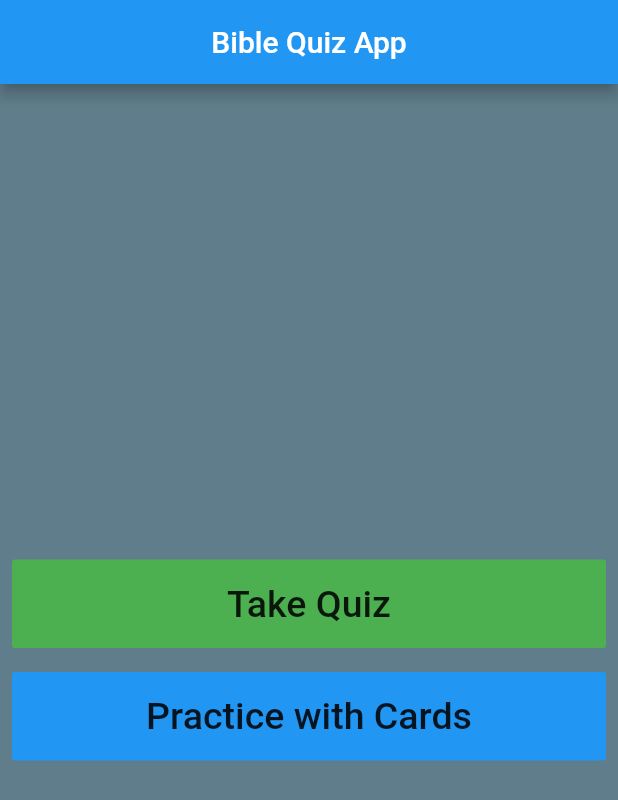
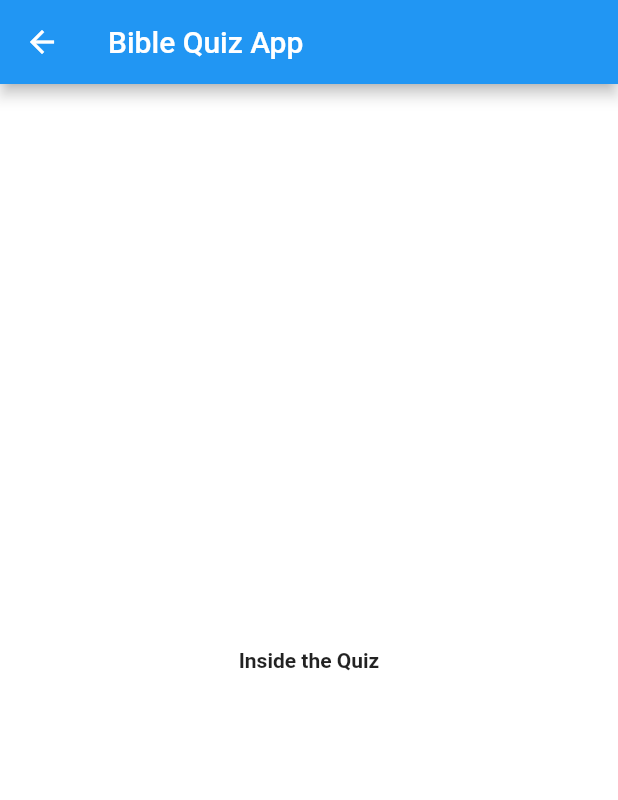
Before and after one commit to joesanthosh24/flutter_app, a Flutter app: the screen it shows after launch, after a tap on "Take Quiz", on a phone screen of 412 x 824 dp. Shown: the top 800 px of the screen. Run offline on Flutter 3.47's test engine with Material 2 defaults, Android fonts, the phone set to English and light mode, and no system bars.

Commit message:
Added QuizScreen and navigation to Quiz Screen. Made central theme for app in main.dart

```diff
--- /dev/null
+++ b/lib/QuizScreen.dart
@@ -0,0 +1,22 @@
+import 'package:flutter/material.dart';
+
+class QuizScreen extends StatefulWidget {
+  @override
+  _QuizScreenState createState() => _QuizScreenState();
+}
+
+class _QuizScreenState extends State<QuizScreen> {
+  @override
+  Widget build(BuildContext context) {
+    return Scaffold(
+      appBar: AppBar(
+        title: Text('Bible Quiz App'),
+      ),
+      body: Container(
+        child: Center(
+          child: Text('Inside the Quiz'),
+        ),
+      ),
+    );
+  }
+}
--- /dev/null
+++ b/lib/home_screen.dart
@@ -0,0 +1,55 @@
+import 'package:flutter/material.dart';
+
+class HomeScreen extends StatelessWidget {
+  Widget build(BuildContext context) {
+    return Scaffold(
+      appBar: AppBar(
+        title: Center(
+          child: Text('Bible Quiz App'),
+        ),
+      ),
+      body: Container(
+        child: Column(
+          crossAxisAlignment: CrossAxisAlignment.stretch,
+          mainAxisAlignment: MainAxisAlignment.center,
+          children: <Widget>[
+            Padding(
+              padding: const EdgeInsets.all(8.0),
+              child: FlatButton(
+                child: Padding(
+                  padding: const EdgeInsets.symmetric(vertical: 15.0),
+                  child: Text(
+                    'Take Quiz',
+                    style: TextStyle(
+                      fontSize: 25,
+                    ),
+                  ),
+                ),
+                onPressed: () {
+                  Navigator.pushNamed(context, '/quiz');
+                },
+                color: Colors.green,
+              ),
+            ),
+            Padding(
+              padding: const EdgeInsets.all(8.0),
+              child: FlatButton(
+                color: Colors.blue,
+                onPressed: () {
+                  print('Clicked Practice button');
+                },
+                child: Padding(
+                  padding: const EdgeInsets.symmetric(vertical: 15.0),
+                  child: Text(
+                    'Practice with Cards',
+                    style: TextStyle(fontSize: 25),
+                  ),
+                ),
+              ),
+            ),
+          ],
+        ),
+      ),
+    );
+  }
+}
--- a/lib/main.dart
+++ b/lib/main.dart
@@ -1,4 +1,6 @@
 import 'package:flutter/material.dart';
+import 'home_screen.dart';
+import 'QuizScreen.dart';
 
 void main() {
   runApp(MyApp());
@@ -7,57 +9,21 @@ void main() {
 class MyApp extends StatelessWidget {
   Widget build(BuildContext context) {
     return MaterialApp(
-      home: Scaffold(
-        appBar: AppBar(
-          backgroundColor: Colors.blue,
-          title: Center(
-            child: Text('Bible Quiz App'),
-          ),
-        ),
-        body: Container(
-          color: Colors.blueGrey,
-          child: Column(
-            crossAxisAlignment: CrossAxisAlignment.stretch,
-            mainAxisAlignment: MainAxisAlignment.center,
-            children: <Widget>[
-              Padding(
-                padding: const EdgeInsets.all(8.0),
-                child: FlatButton(
-                  child: Padding(
-                    padding: const EdgeInsets.symmetric(vertical: 15.0),
-                    child: Text(
-                      'Take Quiz',
-                      style: TextStyle(
-                        fontSize: 25,
-                      ),
-                    ),
-                  ),
-                  onPressed: () {
-                    print('Clicked quiz button');
-                  },
-                  color: Colors.green,
-                ),
-              ),
-              Padding(
-                padding: const EdgeInsets.all(8.0),
-                child: FlatButton(
-                  color: Colors.blue,
-                  onPressed: () {
-                    print('Clicked Practice button');
-                  },
-                  child: Padding(
-                    padding: const EdgeInsets.symmetric(vertical: 15.0),
-                    child: Text(
-                      'Practice with Cards',
-                      style: TextStyle(fontSize: 25),
-                    ),
-                  ),
-                ),
-              ),
-            ],
+      theme: ThemeData(
+        primaryColor: Colors.blue,
+        accentColor: Colors.green,
+        scaffoldBackgroundColor: Colors.white,
+        textTheme: TextTheme(
+          bodyText2: TextStyle(
+            fontWeight: FontWeight.bold,
           ),
         ),
       ),
+      initialRoute: '/',
+      routes: {
+        '/': (context) => HomeScreen(),
+        '/quiz': (context) => QuizScreen()
+      },
     );
   }
 }
```
Also changed, not shown: pubspec.lock.
